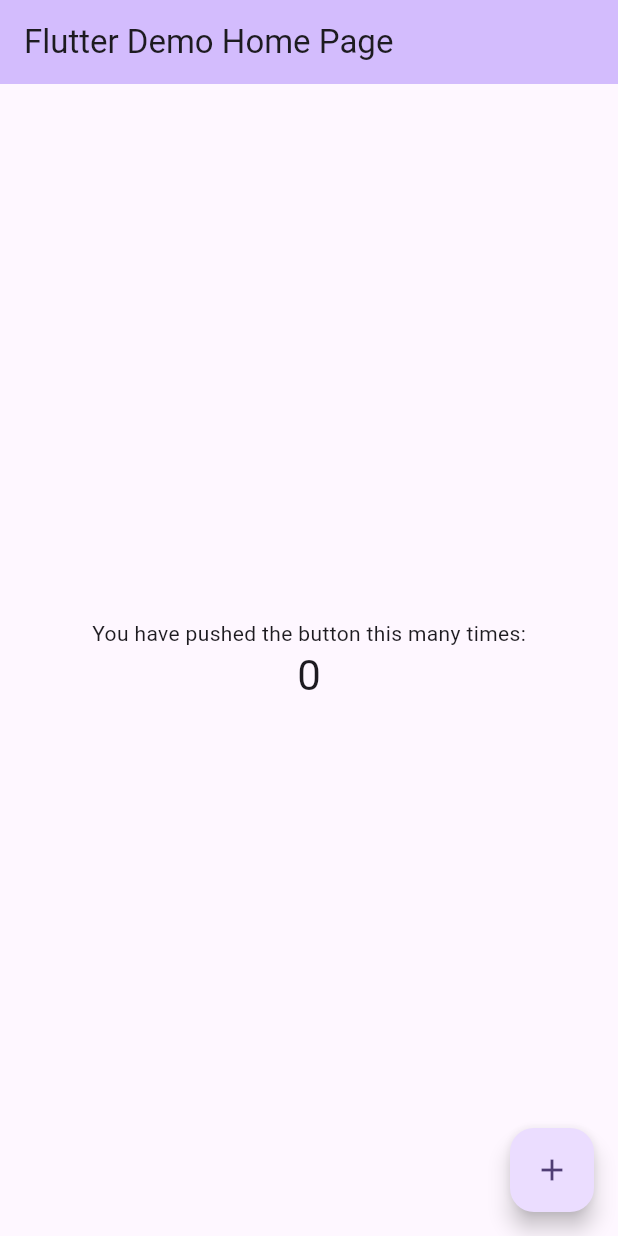
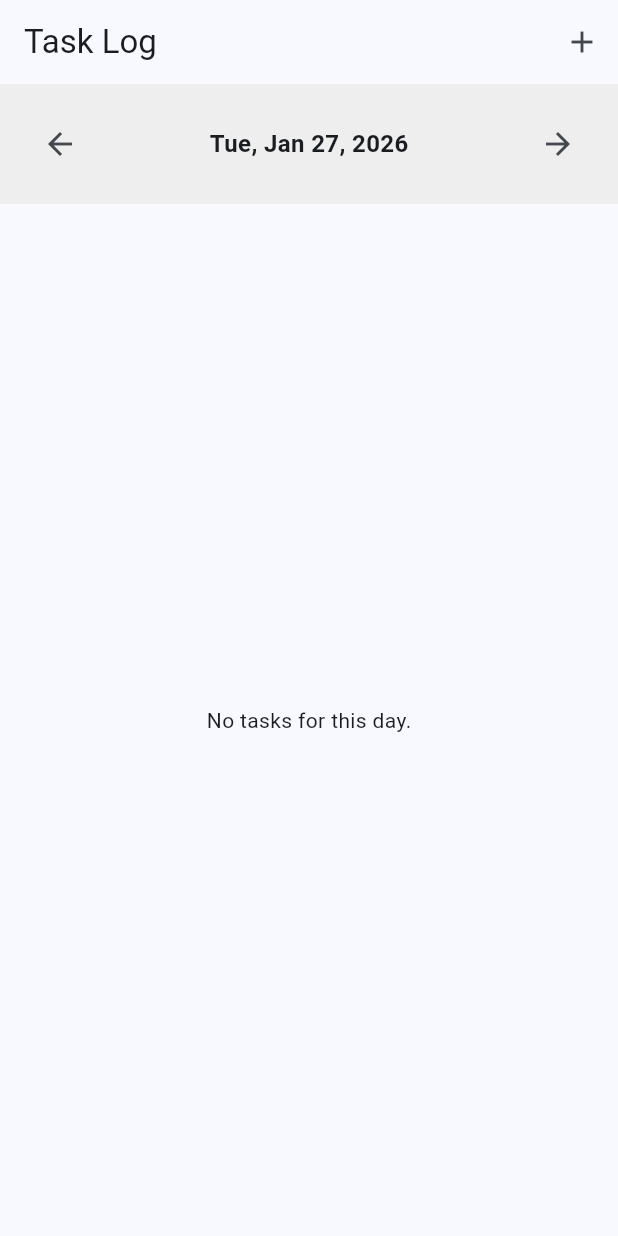
Before and after one commit to alex-c-t/task_log, a Flutter app: the screen it shows after launch, on a phone screen of 412 x 824 dp. Run offline on Flutter 3.47's test engine with Material 3 defaults, Android fonts, the phone set to English and light mode, and no system bars; our stand-ins replace sqflite; accounts and stored records are empty.

Commit message:
feat: v1 create basic home page, and form to create task

```diff
--- a/lib/main.dart
+++ b/lib/main.dart
@@ -1,122 +1,23 @@
+
 import 'package:flutter/material.dart';
+import 'screens/home_screen.dart';
 
 void main() {
-  runApp(const MyApp());
+  runApp(const TaskLogApp());
 }
 
-class MyApp extends StatelessWidget {
-  const MyApp({super.key});
+class TaskLogApp extends StatelessWidget {
+  const TaskLogApp({super.key});
 
-  // This widget is the root of your application.
   @override
   Widget build(BuildContext context) {
     return MaterialApp(
-      title: 'Flutter Demo',
+      title: 'Task Log',
       theme: ThemeData(
-        // This is the theme of your application.
-        //
-        // TRY THIS: Try running your application with "flutter run". You'll see
-        // the application has a purple toolbar. Then, without quitting the app,
-        // try changing the seedColor in the colorScheme below to Colors.green
-        // and then invoke "hot reload" (save your changes or press the "hot
-        // reload" button in a Flutter-supported IDE, or press "r" if you used
-        // the command line to start the app).
-        //
-        // Notice that the counter didn't reset back to zero; the application
-        // state is not lost during the reload. To reset the state, use hot
-        // restart instead.
-        //
-        // This works for code too, not just values: Most code changes can be
-        // tested with just a hot reload.
-        colorScheme: .fromSeed(seedColor: Colors.deepPurple),
+        useMaterial3: true,
+        colorSchemeSeed: Colors.blue,
       ),
-      home: const MyHomePage(title: 'Flutter Demo Home Page'),
+      home: const HomeScreen(),
     );
   }
 }
-
-class MyHomePage extends StatefulWidget {
-  const MyHomePage({super.key, required this.title});
-
-  // This widget is the home page of your application. It is stateful, meaning
-  // that it has a State object (defined below) that contains fields that affect
-  // how it looks.
-
-  // This class is the configuration for the state. It holds the values (in this
-  // case the title) provided by the parent (in this case the App widget) and
-  // used by the build method of the State. Fields in a Widget subclass are
-  // always marked "final".
-
-  final String title;
-
-  @override
-  State<MyHomePage> createState() => _MyHomePageState();
-}
-
-class _MyHomePageState extends State<MyHomePage> {
-  int _counter = 0;
-
-  void _incrementCounter() {
-    setState(() {
-      // This call to setState tells the Flutter framework that something has
-      // changed in this State, which causes it to rerun the build method below
-      // so that the display can reflect the updated values. If we changed
-      // _counter without calling setState(), then the build method would not be
-      // called again, and so nothing would appear to happen.
-      _counter++;
-    });
-  }
-
-  @override
-  Widget build(BuildContext context) {
-    // This method is rerun every time setState is called, for instance as done
-    // by the _incrementCounter method above.
-    //
-    // The Flutter framework has been optimized to make rerunning build methods
-    // fast, so that you can just rebuild anything that needs updating rather
-    // than having to individually change instances of widgets.
-    return Scaffold(
-      appBar: AppBar(
-        // TRY THIS: Try changing the color here to a specific color (to
-        // Colors.amber, perhaps?) and trigger a hot reload to see the AppBar
-        // change color while the other colors stay the same.
-        backgroundColor: Theme.of(context).colorScheme.inversePrimary,
-        // Here we take the value from the MyHomePage object that was created by
-        // the App.build method, and use it to set our appbar title.
-        title: Text(widget.title),
-      ),
-      body: Center(
-        // Center is a layout widget. It takes a single child and positions it
-        // in the middle of the parent.
-        child: Column(
-          // Column is also a layout widget. It takes a list of children and
-          // arranges them vertically. By default, it sizes itself to fit its
-          // children horizontally, and tries to be as tall as its parent.
-          //
-          // Column has various properties to control how it sizes itself and
-          // how it positions its children. Here we use mainAxisAlignment to
-          // center the children vertically; the main axis here is the vertical
-          // axis because Columns are vertical (the cross axis would be
-          // horizontal).
-          //
-          // TRY THIS: Invoke "debug painting" (choose the "Toggle Debug Paint"
-          // action in the IDE, or press "p" in the console), to see the
-          // wireframe for each widget.
-          mainAxisAlignment: .center,
-          children: [
-            const Text('You have pushed the button this many times:'),
-            Text(
-              '$_counter',
-              style: Theme.of(context).textTheme.headlineMedium,
-            ),
-          ],
-        ),
-      ),
-      floatingActionButton: FloatingActionButton(
-        onPressed: _incrementCounter,
-        tooltip: 'Increment',
-        child: const Icon(Icons.add),
-      ),
-    );
-  }
-}
--- /dev/null
+++ b/lib/models/task.dart
@@ -0,0 +1,46 @@
+
+enum RecurrenceType { daily, weekly, monthly }
+
+class Task {
+  final int? id;
+  final String title;
+  final DateTime startDate;
+  final DateTime endDate;
+  final RecurrenceType recurrenceType;
+  final List<int>? weeklyDays; // 1 = Mon, 7 = Sun. Only if recurrenceType == weekly
+
+  Task({
+    this.id,
+    required this.title,
+    required this.startDate,
+    required this.endDate,
+    required this.recurrenceType,
+    this.weeklyDays,
+  });
+
+  Map<String, dynamic> toMap() {
+    return {
+      'id': id,
+      'title': title,
+      'startDate': startDate.toIso8601String().substring(0, 10), // YYYY-MM-DD
+      'endDate': endDate.toIso8601String().substring(0, 10), // YYYY-MM-DD
+      'recurrenceType': recurrenceType.toString().split('.').last,
+      'weeklyDays': weeklyDays?.join(','), // Store as "1,3,5"
+    };
+  }
+
+  factory Task.fromMap(Map<String, dynamic> map) {
+    return Task(
+      id: map['id'],
+      title: map['title'],
+      startDate: DateTime.parse(map['startDate']),
+      endDate: DateTime.parse(map['endDate']),
+      recurrenceType: RecurrenceType.values.firstWhere(
+            (e) => e.toString().split('.').last == map['recurrenceType'],
+      ),
+      weeklyDays: map['weeklyDays'] != null && map['weeklyDays'].toString().isNotEmpty
+          ? map['weeklyDays'].toString().split(',').map((e) => int.parse(e)).toList()
+          : null,
+    );
+  }
+}
--- /dev/null
+++ b/lib/models/task_completion.dart
@@ -0,0 +1,32 @@
+
+class TaskCompletion {
+  final int? id;
+  final int taskId;
+  final String date; // YYYY-MM-DD
+  final bool isCompleted;
+
+  TaskCompletion({
+    this.id,
+    required this.taskId,
+    required this.date,
+    required this.isCompleted,
+  });
+
+  Map<String, dynamic> toMap() {
+    return {
+      'id': id,
+      'taskId': taskId,
+      'date': date,
+      'isCompleted': isCompleted ? 1 : 0,
+    };
+  }
+
+  factory TaskCompletion.fromMap(Map<String, dynamic> map) {
+    return TaskCompletion(
+      id: map['id'],
+      taskId: map['taskId'],
+      date: map['date'],
+      isCompleted: map['isCompleted'] == 1,
+    );
+  }
+}
--- /dev/null
+++ b/lib/screens/home_screen.dart
@@ -0,0 +1,144 @@
+
+import 'package:flutter/material.dart';
+import 'package:intl/intl.dart';
+import '../models/task.dart';
+import '../models/task_completion.dart';
+import '../services/database_service.dart';
+import '../utils/recurrence_helper.dart';
+import '../widgets/task_tile.dart';
+import 'add_task_screen.dart';
+
+class HomeScreen extends StatefulWidget {
+  const HomeScreen({super.key});
+
+  @override
+  State<HomeScreen> createState() => _HomeScreenState();
+}
+
+class _HomeScreenState extends State<HomeScreen> {
+  DateTime _currentDate = DateTime.now();
+  List<Task> _allTasks = [];
+  Map<int, bool> _completionStatus = {}; // taskId -> isCompleted
+
+  @override
+  void initState() {
+    super.initState();
+    _loadData();
+  }
+
+  Future<void> _loadData() async {
+    // 1. Fetch all tasks (Intent-based API - Fix 2)
+    final tasks = await DatabaseService.instance.getAllTasks();
+    if (mounted) {
+      setState(() {
+        _allTasks = tasks;
+      });
+      // 2. Fetch completions for current date
+      _loadCompletionsForDate(_currentDate);
+    }
+  }
+
+  Future<void> _loadCompletionsForDate(DateTime date) async {
+    final completions = await DatabaseService.instance.getCompletionsForDate(date);
+    if (mounted) {
+      setState(() {
+        _completionStatus = {
+          for (var c in completions) c.taskId: c.isCompleted,
+        };
+      });
+    }
+  }
+
+  void _changeDate(int days) {
+    setState(() {
+      _currentDate = _currentDate.add(Duration(days: days));
+      _completionStatus.clear(); // Clear to prevent stale state flicker
+    });
+    _loadCompletionsForDate(_currentDate);
+  }
+
+  void _toggleTask(int taskId) async {
+    // Optimistic UI update
+    final currentStatus = _completionStatus[taskId] ?? false;
+    setState(() {
+      _completionStatus[taskId] = !currentStatus;
+    });
+
+    try {
+      await DatabaseService.instance.toggleTaskCompletion(taskId, _currentDate);
+    } catch (e) {
+      // Revert on error
+      if (mounted) {
+        setState(() {
+          _completionStatus[taskId] = currentStatus;
+        });
+        ScaffoldMessenger.of(context).showSnackBar(
+          SnackBar(content: Text('Error updating task: $e')),
+        );
+      }
+    }
+  }
+
+  @override
+  Widget build(BuildContext context) {
+    // Filter tasks active on _currentDate
+    final activeTasks = _allTasks.where((task) {
+      return RecurrenceHelper.isTaskActiveOnDate(task, _currentDate);
+    }).toList();
+
+    return Scaffold(
+      appBar: AppBar(
+        title: const Text('Task Log'),
+        actions: [
+          IconButton(
+            icon: const Icon(Icons.add),
+            onPressed: () async {
+              await Navigator.push(
+                context,
+                MaterialPageRoute(builder: (_) => const AddTaskScreen()),
+              );
+              _loadData(); // Refresh tasks when returning
+            },
+          ),
+        ],
+      ),
+      body: Column(
+        children: [
+          // Date Helper Bar
+          Container(
+            padding: const EdgeInsets.all(16.0),
+            color: Colors.grey[200],
+            child: Row(
+              mainAxisAlignment: MainAxisAlignment.spaceBetween,
+              children: [
+                IconButton(icon: const Icon(Icons.arrow_back), onPressed: () => _changeDate(-1)),
+                Text(
+                  DateFormat.yMMMEd().format(_currentDate),
+                  style: const TextStyle(fontWeight: FontWeight.bold, fontSize: 16),
+                ),
+                IconButton(icon: const Icon(Icons.arrow_forward), onPressed: () => _changeDate(1)),
+              ],
+            ),
+          ),
+
+          Expanded(
+            child: activeTasks.isEmpty
+                ? const Center(child: Text('No tasks for this day.'))
+                : ListView.builder(
+                    itemCount: activeTasks.length,
+                    itemBuilder: (context, index) {
+                      final task = activeTasks[index];
+                      final isCompleted = _completionStatus[task.id] ?? false;
+                      return TaskTile(
+                        title: task.title,
+                        isCompleted: isCompleted,
+                        onToggle: () => _toggleTask(task.id!),
+                      );
+                    },
+                  ),
+          ),
+        ],
+      ),
+    );
+  }
+}
--- /dev/null
+++ b/lib/utils/recurrence_helper.dart
@@ -0,0 +1,48 @@
+
+import '../models/task.dart';
+
+class RecurrenceHelper {
+  /// Determines if a task should appear on the given [date].
+  ///
+  /// [date] should be a DateTime with time components ignored (or treated as 00:00:00).
+  ///
+  /// Rules:
+  /// - Task must be within [startDate, endDate] (inclusive).
+  /// - Weekly: [date.weekday] must be in [task.weeklyDays]. (1=Mon, 7=Sun).
+  /// - Monthly: [date.day] must match [task.startDate.day].
+  ///   - If the task started on the 31st, it only appears in months with 31 days.
+  ///   - Strict rule: If month doesn't have that day, skip it.
+  static bool isTaskActiveOnDate(Task task, DateTime date) {
+    // 1. Check date range (inclusive)
+    // Normalize dates to YYYY-MM-DD for comparison
+    final normalizedDate = DateTime(date.year, date.month, date.day);
+    final normalizedStart = DateTime(task.startDate.year, task.startDate.month, task.startDate.day);
+    final normalizedEnd = DateTime(task.endDate.year, task.endDate.month, task.endDate.day);
+
+    if (normalizedDate.isBefore(normalizedStart) || normalizedDate.isAfter(normalizedEnd)) {
+      return false;
+    }
+
+    // 2. Check recurrence type
+    switch (task.recurrenceType) {
+      case RecurrenceType.daily:
+        return true;
+
+      case RecurrenceType.weekly:
+        if (task.weeklyDays == null || task.weeklyDays!.isEmpty) {
+          return false;
+        }
+        // DateTime.weekday returns 1 for Monday, 7 for Sunday.
+        // task.weeklyDays stores these values directly.
+        return task.weeklyDays!.contains(normalizedDate.weekday);
+
+      case RecurrenceType.monthly:
+        // Strict monthly rule: Day of month must match exactly.
+        // Example: Started Jan 31.
+        // - Feb 28/29: Returns false (skip).
+        // - Mar 31: Returns true.
+        // - Apr 30: Returns false (skip).
+        return normalizedDate.day == normalizedStart.day;
+    }
+  }
+}
```
Also changed, not shown: lib/screens/add_task_screen.dart (added, +152 -0 lines), lib/services/database_service.dart (added, +128 -0 lines), lib/widgets/task_tile.dart (added, +31 -0 lines).
